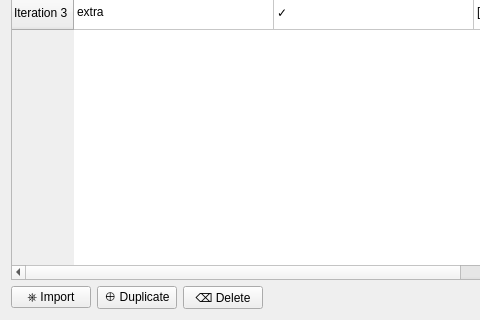
The window that src/gui_config/sr_iteration_tab.ui (hgiesel/anki_set_randomizer) describes before a commit, drawn with Qt 5; both pictures show x 0 to 480 and y 105 to 425 of the 776 by 425 pixel window.
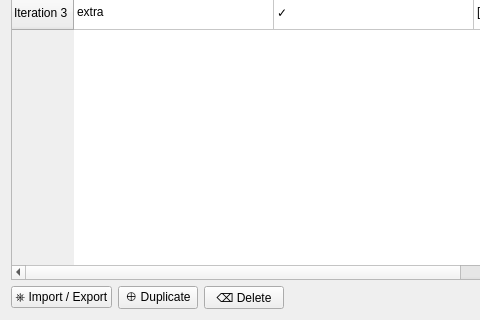
The same window after the commit.

Commit message: Implement remaining imports (iter, iterations, inj, injections)

The edit to the form file:
```diff
--- a/src/gui_config/sr_iteration_tab.ui
+++ b/src/gui_config/sr_iteration_tab.ui
@@ -38,7 +38,7 @@
    <item row="3" column="0">
     <widget class="QPushButton" name="importButton">
      <property name="text">
-      <string>⎈ Import</string>
+      <string>⎈ Import / Export</string>
      </property>
     </widget>
    </item>
```
The commit also changes 21 other files.
